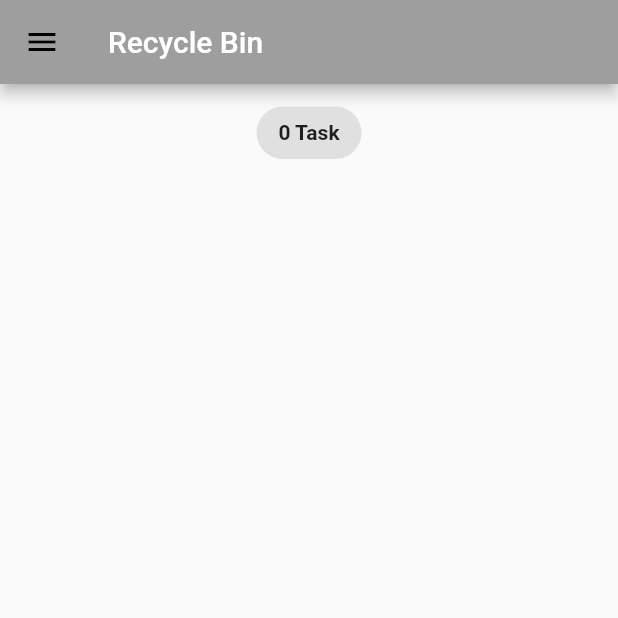
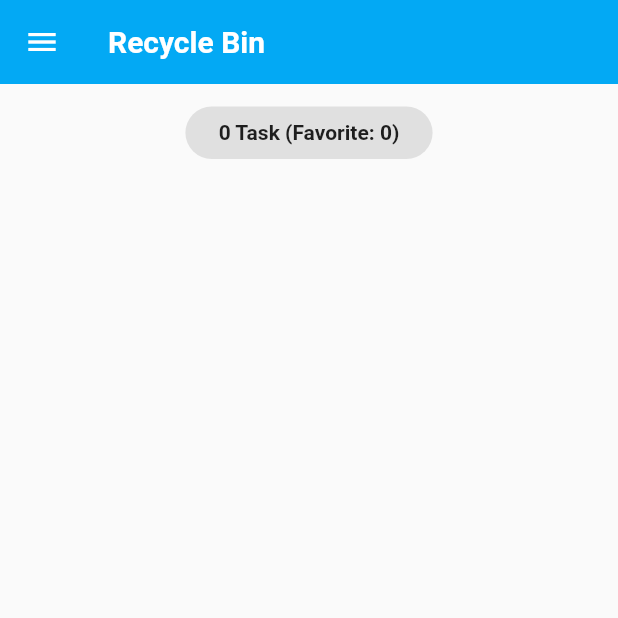
Before and after one commit to hungbui1204/todo_app, a Flutter app: the RecycleBinScreen screen opened directly, on a phone screen of 412 x 824 dp, the top half of it. Run offline on Flutter 3.47's test engine with Material 2 defaults, Android fonts, the phone set to English and light mode, and no system bars; our stand-ins replace equatable, flutter_bloc, hydrated_bloc.

Commit message:
update theme & ui, soft task by date, fix some bug (successful)

```diff
--- a/lib/model/task_model.dart
+++ b/lib/model/task_model.dart
@@ -4,7 +4,7 @@ class Task extends Equatable {
   final String title;
   final String description;
   final String id;
-  final String time;
+  final DateTime time;
   bool? isDone;
   bool? isDeleted;
   bool? isFavorite;
@@ -23,7 +23,7 @@ class Task extends Equatable {
   Task copyWith(
       {String? title,
       String? description,
-      String? time,
+      DateTime? time,
       String? id,
       bool? isDone,
       bool? isFavorite,
@@ -43,7 +43,7 @@ class Task extends Equatable {
         title: map['title'] ?? '',
         description: map['description'] ?? '',
         id: map['id'],
-        time: map['time'],
+        time: map['time'].toDateTime(),
         isDone: map['isDone'],
         isFavorite: map['isFavorite'],
         isDeleted: map['isDeleted']);
@@ -53,7 +53,7 @@ class Task extends Equatable {
       'title': title,
       'description': description,
       'id': id,
-      'time': time,
+      'time': time.toString(),
       'isDone': isDone,
       'isDeleted': isDeleted,
       'isFavorite': isFavorite,
@@ -63,5 +63,5 @@ class Task extends Equatable {
   @override
   // TODO: implement props
   List<Object?> get props =>
-      [title, isDone, isDeleted, id, description, time, isFavorite];
+      [title, isDone, isDeleted, id, description, time, isFavorite, time];
 }
--- a/lib/page/completed_task_screen.dart
+++ b/lib/page/completed_task_screen.dart
@@ -17,7 +17,11 @@ class CompletedTask extends StatelessWidget {
   Widget build(BuildContext context) {
     return BlocBuilder<TaskBloc, TaskState>(builder: (context, state) {
       List<Task> allTasks = state.completedTasks.reversed.toList();
+      allTasks.sort(
+        (a, b) => b.time.compareTo(a.time),
+      );
       List<Task> searchedTasks = state.searchedTasks.reversed.toList();
+      searchedTasks.sort((a, b) => b.time.compareTo(a.time));
       void handleSearch(String input) {
         BlocProvider.of<TaskBloc>(context)
             .add(SearchTaskEvent(searchValue: input, task: allTasks.first));
--- a/lib/page/favorite_task_screen.dart
+++ b/lib/page/favorite_task_screen.dart
@@ -17,7 +17,11 @@ class FavoriteTask extends StatelessWidget {
   Widget build(BuildContext context) {
     return BlocBuilder<TaskBloc, TaskState>(builder: (context, state) {
       List<Task> allTasks = state.favoriteTasks.reversed.toList();
+      allTasks.sort(
+        (a, b) => b.time.compareTo(a.time),
+      );
       List<Task> searchedTasks = state.searchedTasks.reversed.toList();
+      searchedTasks.sort((a, b) => b.time.compareTo(a.time));
       void handleSearch(String input) {
         BlocProvider.of<TaskBloc>(context)
             .add(SearchTaskEvent(searchValue: input, task: allTasks.first));
--- a/lib/page/pending_task_screen.dart
+++ b/lib/page/pending_task_screen.dart
@@ -23,7 +23,11 @@ class _PendingTaskScreenState extends State<PendingTaskScreen> {
   Widget build(BuildContext context) {
     return BlocBuilder<TaskBloc, TaskState>(builder: (context, state) {
       List<Task> allTasks = state.pendingTasks.reversed.toList();
+      allTasks.sort(
+        (a, b) => b.time.compareTo(a.time),
+      );
       List<Task> searchedTasks = state.searchedTasks.reversed.toList();
+      searchedTasks.sort((a, b) => b.time.compareTo(a.time));
       void handleSearch(String input) {
         BlocProvider.of<TaskBloc>(context)
             .add(SearchTaskEvent(searchValue: input, task: allTasks.first));
--- a/lib/page/recycle_screen.dart
+++ b/lib/page/recycle_screen.dart
@@ -17,6 +17,12 @@ class RecycleBinScreen extends StatelessWidget {
     double height = MediaQuery.of(context).size.height;
     return BlocBuilder<TaskBloc, TaskState>(builder: (context, state) {
       List<Task> removedTasks = state.removedTasks.reversed.toList();
+      List<Task> favoriteTasks = [];
+      for (Task task in removedTasks) {
+        if (task.isFavorite!) {
+          favoriteTasks.add(task);
+        }
+      }
       return Scaffold(
         appBar: AppBar(
           title: const Text(
@@ -31,16 +37,25 @@ class RecycleBinScreen extends StatelessWidget {
               Container(
                 margin: const EdgeInsets.symmetric(vertical: 15),
                 height: 35,
-                width: 70,
+                width: width * 0.4,
                 decoration: BoxDecoration(
                     borderRadius: BorderRadius.circular(20),
                     color: Colors.grey.shade300),
                 child: Center(
-                  child: Text(
+                  child: Row(
+                    mainAxisAlignment: MainAxisAlignment.center,
+                    children: [
+                      Text(
                         state.removedTasks.length > 1
                             ? '${state.removedTasks.length} Tasks'
                             : '${state.removedTasks.length} Task',
                         style: const TextStyle(fontWeight: FontWeight.bold),
+                      ),
+                      Text(
+                        ' (Favorite: ${favoriteTasks.length})',
+                        style: const TextStyle(fontWeight: FontWeight.bold),
+                      )
+                    ],
                   ),
                 ),
               ),
@@ -51,12 +66,24 @@ class RecycleBinScreen extends StatelessWidget {
                     itemBuilder: (context, index) {
                       return ListTile(
                         contentPadding: const EdgeInsets.only(left: 15),
-                        title: Text(
+                        title: Row(
+                          children: [
+                            removedTasks[index].isFavorite!
+                                ? const Icon(
+                                    Icons.star_border_purple500_outlined,
+                                    color: Colors.orangeAccent,
+                                  )
+                                : const SizedBox(
+                                    width: 24,
+                                  ),
+                            Text(
                               removedTasks[index].title,
                               style: TextStyle(
                                   decoration: removedTasks[index].isDone!
                                       ? TextDecoration.lineThrough
                                       : TextDecoration.none),
+                            ),
+                          ],
                         ),
                         trailing: SizedBox(
                           width: width * 0.25,
--- a/lib/services/app_theme.dart
+++ b/lib/services/app_theme.dart
@@ -5,14 +5,19 @@ enum AppTheme { lightTheme, darkTheme }
 class AppThemes {
   static final appThemeData = {
     AppTheme.darkTheme: ThemeData(
+      appBarTheme: const AppBarTheme(
+          backgroundColor: Colors.teal,
+          elevation: 0,
+          iconTheme: IconThemeData(color: Colors.white),
+          titleTextStyle: TextStyle(
+              color: Colors.white, fontSize: 20, fontWeight: FontWeight.bold)),
       primarySwatch: Colors.grey,
       primaryColor: Colors.black,
       brightness: Brightness.dark,
       backgroundColor: const Color(0xFF212121),
       dividerColor: Colors.black54,
       floatingActionButtonTheme: const FloatingActionButtonThemeData(
-        backgroundColor: Colors.white,
-      ),
+          backgroundColor: Colors.teal, foregroundColor: Colors.white),
       textButtonTheme: TextButtonThemeData(
         style: ButtonStyle(
           foregroundColor: MaterialStateProperty.all(Colors.white),
@@ -22,34 +27,41 @@ class AppThemes {
         subtitle1: TextStyle(color: Colors.white),
       ),
       bottomNavigationBarTheme: const BottomNavigationBarThemeData(
-          backgroundColor: Colors.grey, unselectedItemColor: Colors.white),
+          backgroundColor: Colors.grey,
+          unselectedItemColor: Colors.white,
+          selectedItemColor: Colors.tealAccent),
     ),
 
     //
     //
 
     AppTheme.lightTheme: ThemeData(
-      primarySwatch: Colors.grey,
+      appBarTheme: const AppBarTheme(
+          elevation: 0,
+          iconTheme: IconThemeData(color: Colors.white),
+          titleTextStyle: TextStyle(
+              color: Colors.white, fontSize: 20, fontWeight: FontWeight.bold)),
+      primarySwatch: Colors.lightBlue,
       primaryColor: Colors.white,
       brightness: Brightness.light,
       backgroundColor: const Color(0xFFE5E5E5),
       dividerColor: const Color(0xff757575),
       floatingActionButtonTheme: const FloatingActionButtonThemeData(
-        backgroundColor: Colors.black,
+        backgroundColor: Colors.blue,
         foregroundColor: Colors.white,
       ),
       textButtonTheme: TextButtonThemeData(
         style: ButtonStyle(
-          foregroundColor: MaterialStateProperty.all(Colors.black),
+          foregroundColor: MaterialStateProperty.all(Colors.blueAccent),
         ),
       ),
       textTheme: const TextTheme(
         subtitle1: TextStyle(color: Colors.black),
       ),
-      bottomNavigationBarTheme: const BottomNavigationBarThemeData(
-          backgroundColor: Colors.grey,
-          selectedItemColor: Colors.black,
-          unselectedItemColor: Colors.white),
+      bottomNavigationBarTheme: BottomNavigationBarThemeData(
+          backgroundColor: Colors.blue,
+          selectedItemColor: Colors.white,
+          unselectedItemColor: Colors.black),
     ),
   };
 }
--- a/lib/widgets/drawer.dart
+++ b/lib/widgets/drawer.dart
@@ -28,14 +28,17 @@ Drawer buildDrawer(BuildContext context, TaskState taskState) {
           ListTile(
             title: Text(
                 'My tasks (${taskState.pendingTasks.length + taskState.completedTasks.length})'),
-            trailing: const Icon(Icons.folder_shared),
+            trailing: const Icon(
+              Icons.folder_shared,
+              color: Colors.orangeAccent,
+            ),
             onTap: () {
               Navigator.of(context).pushReplacementNamed(TabsScreen.id);
             },
           ),
           ListTile(
             title: Text('Recycle bin (${taskState.removedTasks.length})'),
-            trailing: const Icon(Icons.recycling),
+            trailing: const Icon(Icons.recycling, color: Colors.green),
             onTap: () {
               Navigator.of(context).pushReplacementNamed(RecycleBinScreen.id);
             },
--- a/lib/widgets/task_appbar.dart
+++ b/lib/widgets/task_appbar.dart
@@ -4,7 +4,7 @@ AppBar taskAppBar(String title) {
   return AppBar(
     title: Text(
       title,
-      style: const TextStyle(color: Colors.white),
+      //style: const TextStyle(color: Colors.white),
     ),
   );
 }
```
Also changed, not shown: lib/page/tabs_screen.dart (+7 -11 lines), lib/widgets/task_tile.dart (+21 -11 lines). Lines whose indentation alone changed are shown as unchanged.
